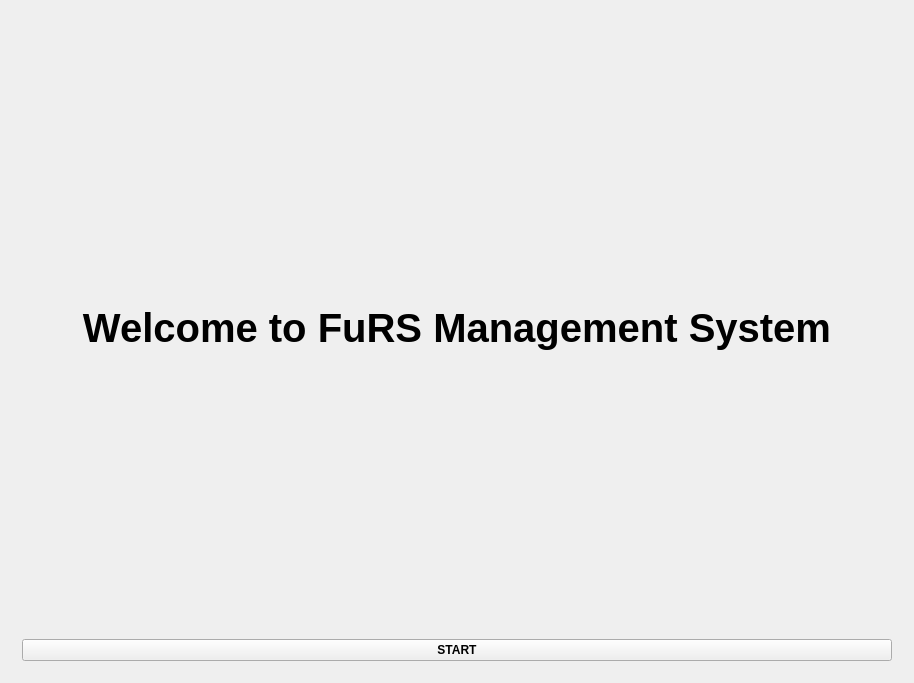
The window that FURS/FURS_Management/furs_main_window.ui (singhraj82/FURS) describes before a commit, drawn with Qt 5.
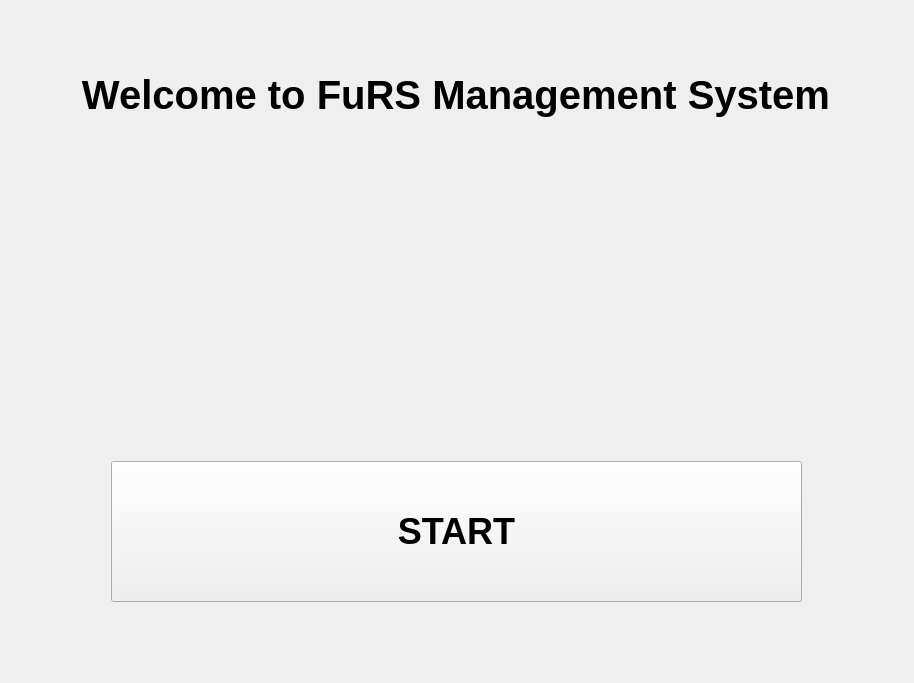
The same window after the commit.

Commit message: fix mainwindow alignment

```diff
--- a/FURS/FURS_Management/furs_main_window.ui
+++ b/FURS/FURS_Management/furs_main_window.ui
@@ -27,9 +27,15 @@
        <number>0</number>
       </property>
       <widget class="QWidget" name="welcome_page">
-       <layout class="QVBoxLayout" name="verticalLayout_3">
-        <item>
          <widget class="QLabel" name="furs_welcome_label">
+        <property name="geometry">
+         <rect>
+          <x>50</x>
+          <y>60</y>
+          <width>790</width>
+          <height>48</height>
+         </rect>
+        </property>
           <property name="font">
            <font>
             <pointsize>30</pointsize>
@@ -42,15 +48,24 @@
            <set>Qt::AlignCenter</set>
           </property>
          </widget>
-        </item>
-        <item>
          <widget class="QPushButton" name="start_button">
+        <property name="geometry">
+         <rect>
+          <x>100</x>
+          <y>450</y>
+          <width>691</width>
+          <height>141</height>
+         </rect>
+        </property>
+        <property name="font">
+         <font>
+          <pointsize>27</pointsize>
+         </font>
+        </property>
           <property name="text">
            <string>START</string>
           </property>
          </widget>
-        </item>
-       </layout>
       </widget>
       <widget class="QWidget" name="actions_page">
        <widget class="QPushButton" name="registration_button">
```
Lines whose indentation alone changed are shown as unchanged. The commit also changes 2 other files.
